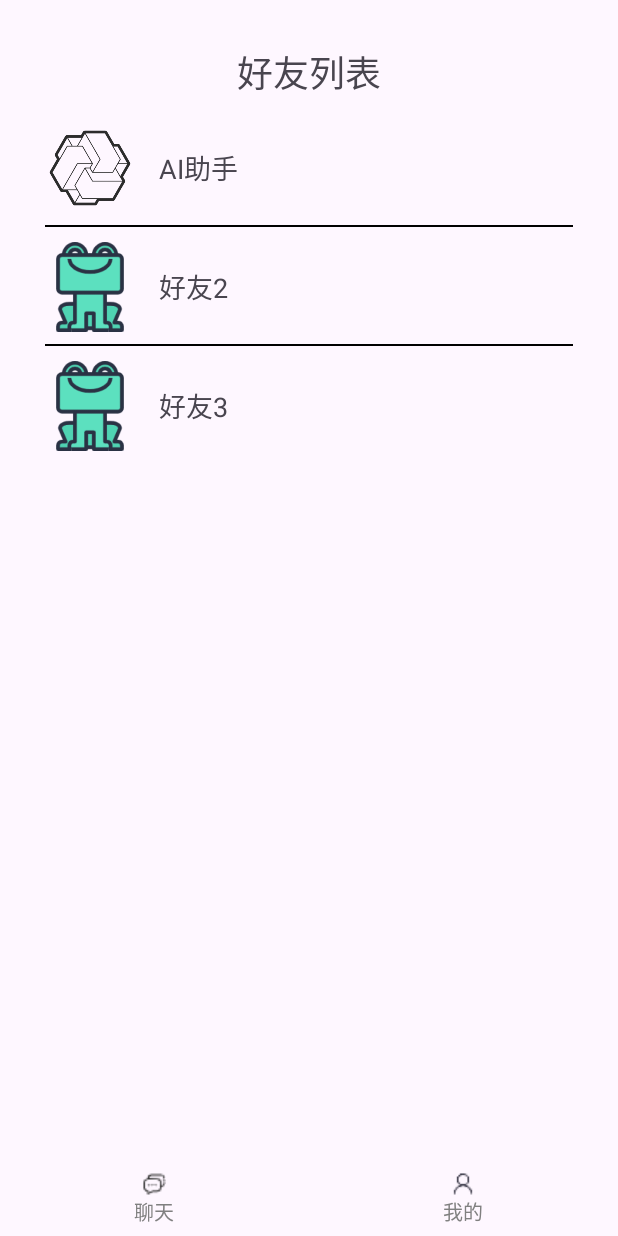
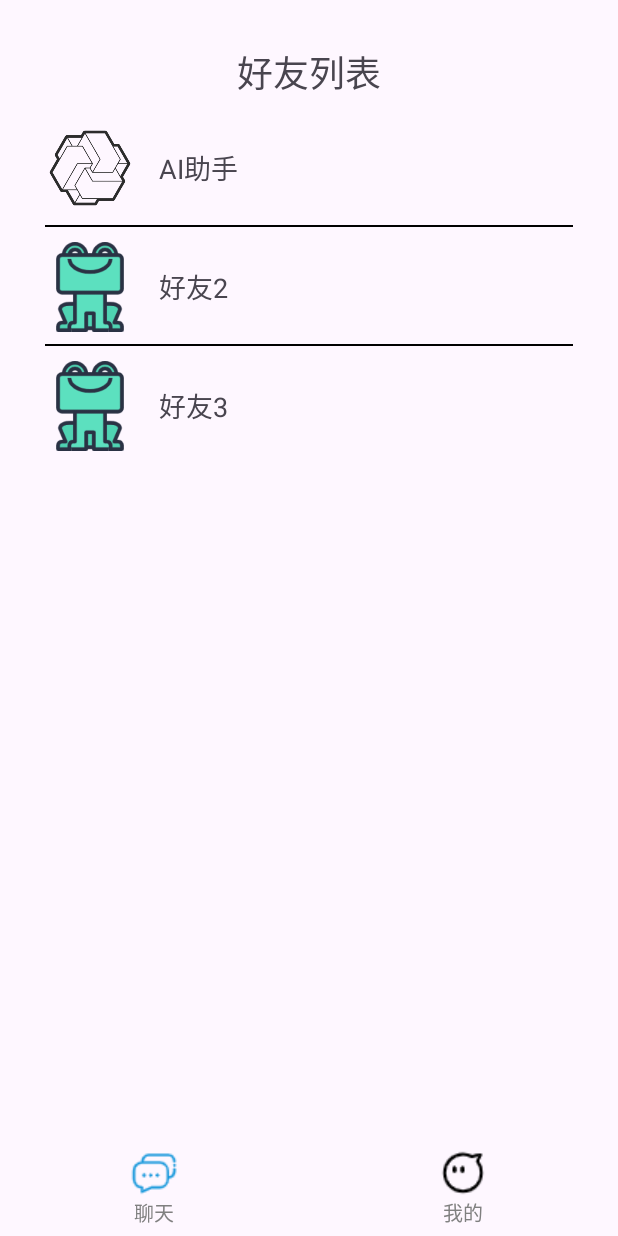
Before and after one commit to Wwanghan/Chat, an Android app: the screen it shows after launch (MainActivity), on a phone screen of 412 x 824 dp. Run offline under Robolectric (Android 15) with nearby library versions, the phone set to English and light mode, and no system bars.

Commit message:
优化了底部控件切换显示

```diff
--- a/app/src/main/java/com/example/chat/MainActivity.java
+++ b/app/src/main/java/com/example/chat/MainActivity.java
@@ -5,6 +5,7 @@ import androidx.fragment.app.Fragment;
 
 import android.os.Bundle;
 import android.util.Log;
+import android.widget.RadioButton;
 import android.widget.RadioGroup;
 import com.example.chat.R.id;
 
@@ -30,6 +31,9 @@ public class MainActivity extends AppCompatActivity {
 
         chatFragment = new chatFragment();
         myFragment = new myFragment();
+
+        RadioButton chatNav = findViewById(R.id.chat_nav);
+        chatNav.setChecked(true);
 
         // 默认显示聊天 Fragment
         getSupportFragmentManager().beginTransaction().replace(R.id.fragment_layout, chatFragment).commit();
--- a/app/src/main/java/com/example/chat/myFragment.java
+++ b/app/src/main/java/com/example/chat/myFragment.java
@@ -75,7 +75,7 @@ myFragment extends Fragment {
                     try {
                         // 连接到服务器
                         Socket socket = new Socket(serverAddress, serverPort);
-                        System.out.println("已连接到服务器: " + serverAddress + ":" + serverPort);
+                        Toast.makeText(getActivity() , "已连接到服务器 : " + serverAddress + ":" + serverPort , Toast.LENGTH_SHORT).show();
 
                         // 用于读取服务器的响应
                         BufferedReader s_input = new BufferedReader(new InputStreamReader(socket.getInputStream()));
@@ -113,7 +113,6 @@ myFragment extends Fragment {
                         s_input.close();
                         output.close();
                         socket.close();
-                        System.out.println("客户端已断开连接");
                     } catch (Exception e) {
                         e.printStackTrace();
                     }
--- /dev/null
+++ b/app/src/main/res/drawable/bottom_switch_chat.xml
@@ -0,0 +1,5 @@
+<?xml version="1.0" encoding="utf-8"?>
+<selector xmlns:android="http://schemas.android.com/apk/res/android">
+    <item android:state_checked="true" android:drawable="@drawable/chat_clicked"></item>
+    <item android:state_checked="false" android:drawable="@drawable/chat"></item>
+</selector>
--- /dev/null
+++ b/app/src/main/res/drawable/bottom_switch_my.xml
@@ -0,0 +1,5 @@
+<?xml version="1.0" encoding="utf-8"?>
+<selector xmlns:android="http://schemas.android.com/apk/res/android">
+    <item android:state_checked="true" android:drawable="@drawable/my_clicked"></item>
+    <item android:state_checked="false" android:drawable="@drawable/my"></item>
+</selector>
--- a/app/src/main/res/layout/activity_main.xml
+++ b/app/src/main/res/layout/activity_main.xml
@@ -25,7 +25,7 @@
             android:layout_weight="1"
             android:button="@null"
             style="@style/fragment"
-            android:drawableTop="@drawable/chat"
+            android:drawableTop="@drawable/bottom_switch_chat"
             android:text="聊天"
             android:textSize="13dp"
             />
@@ -36,7 +36,7 @@
             android:layout_weight="1"
             android:button="@null"
             style="@style/fragment"
-            android:drawableTop="@drawable/my"
+            android:drawableTop="@drawable/bottom_switch_my"
             android:textSize="13dp"
             android:text="我的"
             />
```
Also changed, not shown: app/src/main/res/drawable/chat.png, app/src/main/res/drawable/chat_clicked.png (added), app/src/main/res/drawable/my.png, app/src/main/res/drawable/my_clicked.png (added).
